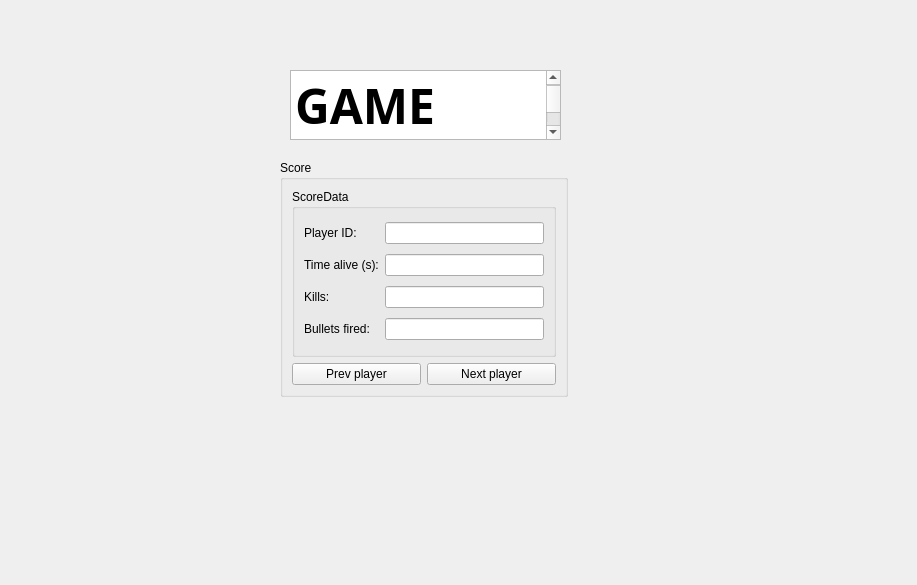
Before: the Qt Designer form Client/src/LobbyUI/gameresultwindow.ui in Luansair/Taller1-TP-Left4Dead, drawn with Qt 5.
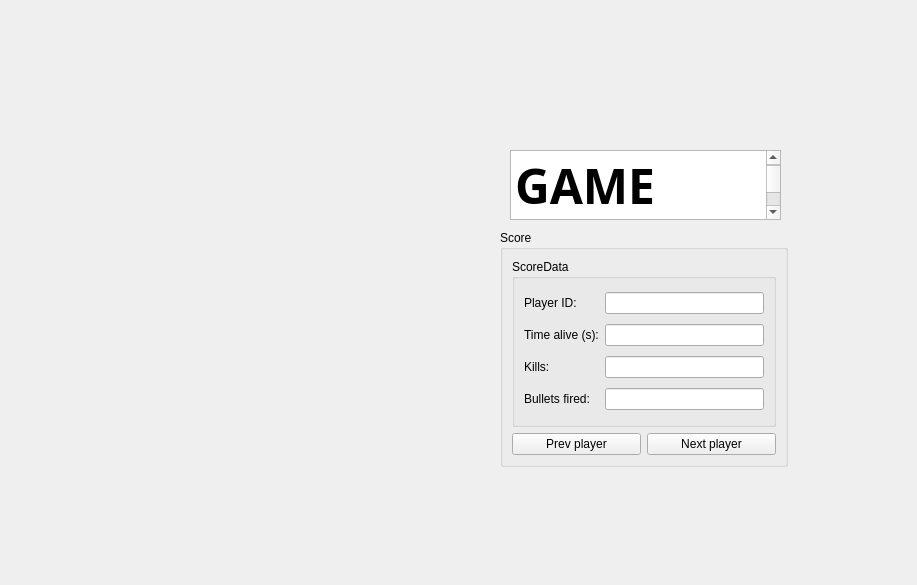
After: the same form once the commit is applied.

Commit message:
fix(ui): se mueven los botones y texto
Se mueven botones y texto desde QCreator para mejorar la visibilidad

```diff
--- a/Client/src/LobbyUI/gameresultwindow.ui
+++ b/Client/src/LobbyUI/gameresultwindow.ui
@@ -16,8 +16,8 @@
   <widget class="QGroupBox" name="groupBox_score">
    <property name="geometry">
     <rect>
-     <x>280</x>
-     <y>160</y>
+     <x>500</x>
+     <y>230</y>
      <width>288</width>
      <height>237</height>
     </rect>
@@ -110,8 +110,8 @@
   <widget class="QTextEdit" name="textEdit">
    <property name="geometry">
     <rect>
-     <x>290</x>
-     <y>70</y>
+     <x>510</x>
+     <y>150</y>
      <width>271</width>
      <height>70</height>
     </rect>
```
The commit also changes 1 other file.
